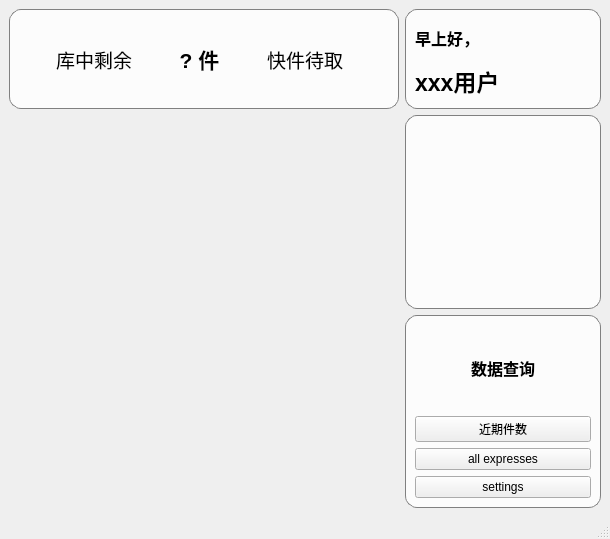
actredphos2017/ExpressManagementSystem, file VisualWindows/mainWindows/MenuForCustomer.ui: the form before one commit.
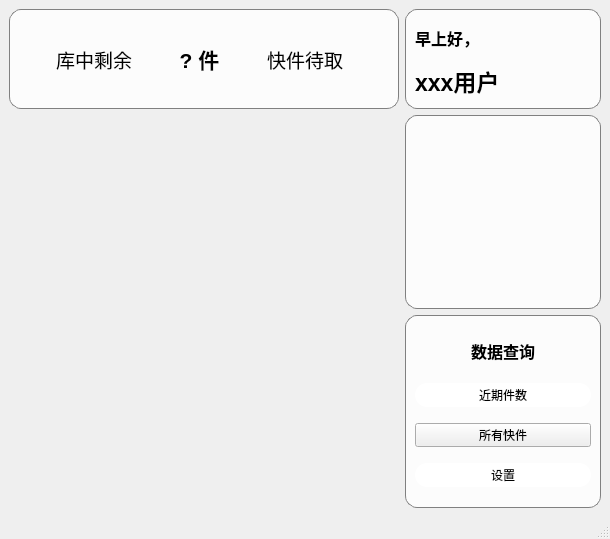
The form after the commit.

```diff
--- a/VisualWindows/mainWindows/MenuForCustomer.ui
+++ b/VisualWindows/mainWindows/MenuForCustomer.ui
@@ -254,6 +254,18 @@
         <layout class="QVBoxLayout" name="verticalLayout_5">
          <item>
           <widget class="QLabel" name="numLabel">
+           <property name="minimumSize">
+            <size>
+             <width>0</width>
+             <height>32</height>
+            </size>
+           </property>
+           <property name="maximumSize">
+            <size>
+             <width>16777215</width>
+             <height>32</height>
+            </size>
+           </property>
            <property name="font">
             <font>
              <pointsize>12</pointsize>
@@ -270,6 +282,34 @@
          </item>
          <item>
           <widget class="QPushButton" name="nowadaysExpresses">
+           <property name="minimumSize">
+            <size>
+             <width>0</width>
+             <height>24</height>
+            </size>
+           </property>
+           <property name="maximumSize">
+            <size>
+             <width>16777215</width>
+             <height>24</height>
+            </size>
+           </property>
+           <property name="styleSheet">
+            <string notr="true">QPushButton{
+	border-radius: 12px;
+	border: 2px black;
+	background-color: white;
+}
+
+QPushButton:hover{
+background-color:rgb(28, 113, 216); 
+}
+
+QPushButton:pressed{
+background-color:rgb(98, 160, 234);
+border-style: inset;}
+</string>
+           </property>
            <property name="text">
             <string>近期件数</string>
            </property>
@@ -277,15 +317,71 @@
          </item>
          <item>
           <widget class="QPushButton" name="allExpresses">
+           <property name="minimumSize">
+            <size>
+             <width>0</width>
+             <height>24</height>
+            </size>
+           </property>
+           <property name="maximumSize">
+            <size>
+             <width>16777215</width>
+             <height>24</height>
+            </size>
+           </property>
+           <property name="styleSheet">
+            <string notr="true">QPushButton{
+	border-radius: 12px;
+	border: 2px black;
+	background-color: white;
+}
+
+QPushButton:hover{
+background-color:rgb(28, 113, 216); 
+}
+
+QPushButton:pressed{
+background-color:rgb(98, 160, 234);
+border-style: inset;}
+\</string>
+           </property>
            <property name="text">
-            <string>all expresses</string>
+            <string>所有快件</string>
            </property>
           </widget>
          </item>
          <item>
           <widget class="QPushButton" name="settings">
+           <property name="minimumSize">
+            <size>
+             <width>0</width>
+             <height>24</height>
+            </size>
+           </property>
+           <property name="maximumSize">
+            <size>
+             <width>16777215</width>
+             <height>24</height>
+            </size>
+           </property>
+           <property name="styleSheet">
+            <string notr="true">QPushButton{
+	border-radius: 12px;
+	border: 2px black;
+	background-color: white;
+}
+
+QPushButton:hover{
+background-color:rgb(28, 113, 216); 
+}
+
+QPushButton:pressed{
+background-color:rgb(98, 160, 234);
+border-style: inset;}
+</string>
+           </property>
            <property name="text">
-            <string>settings</string>
+            <string>设置</string>
            </property>
           </widget>
          </item>
```
Left out of the diff: 6 changed lines with no effect on the pictures.
